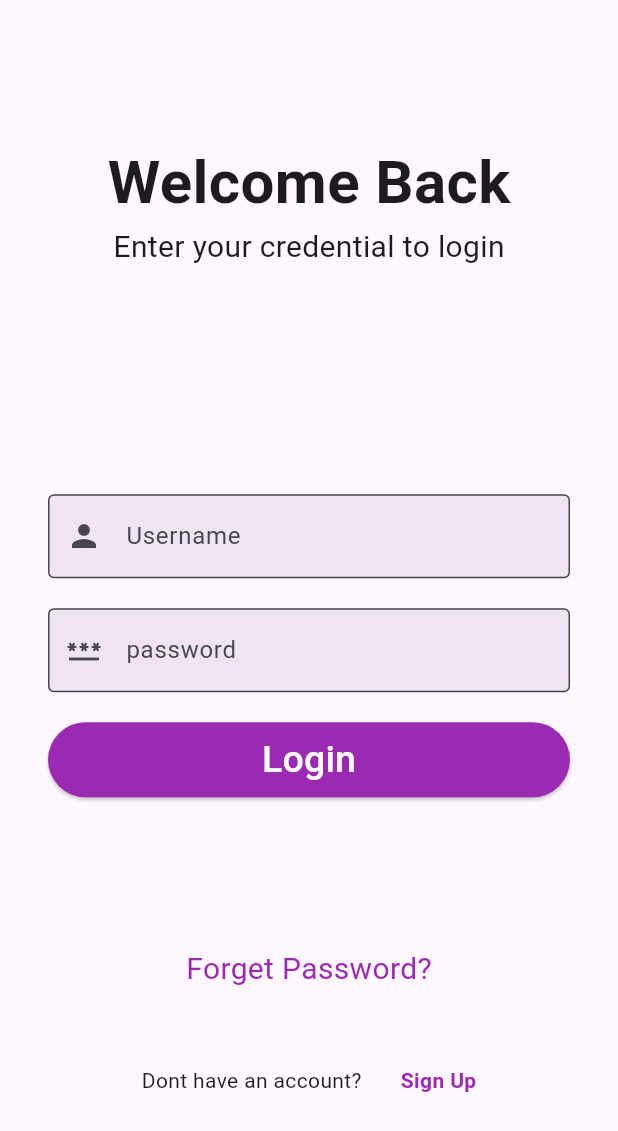
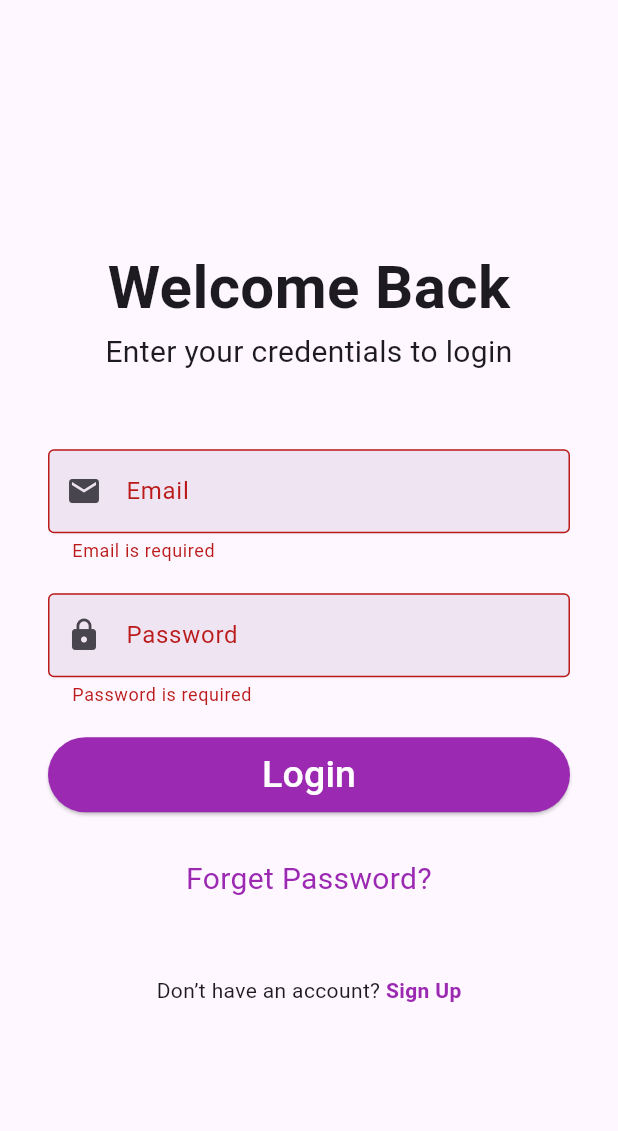
Before and after one commit to Fatenhisham/signup-bloc, a Flutter app: the Login screen opened directly, after a tap on "Login", on a phone screen of 412 x 824 dp. Shown: the top 1131 px of the screen. Run offline on Flutter 3.47's test engine with Material 3 defaults, Android fonts, the light colour scheme and no system bars; our stand-ins replace bloc, firebase_auth, firebase_core, flutter_bloc, fluttertoast; accounts and stored records are empty.

Commit message:
Update login/signup logic and UI, add validation and Firebase config

```diff
--- a/lib/features/login/LoginScreen.dart
+++ b/lib/features/login/LoginScreen.dart
@@ -1,84 +1,127 @@
+import 'package:first_firebase/features/login/bloc/login_bloc.dart';
+import 'package:first_firebase/features/login/validation/login_validation.dart';
+
 import 'package:flutter/material.dart';
+import 'package:flutter_bloc/flutter_bloc.dart';
 
 class Login extends StatefulWidget {
   const Login({super.key, required this.title});
+  final String title;
 
-  final String title;
   @override
-  State<Login> createState() => _MyHomePageState();
+  State<Login> createState() => _LoginState();
 }
 
-class _MyHomePageState extends State<Login> {
+class _LoginState extends State<Login> {
+  final GlobalKey<FormState> _formKey = GlobalKey<FormState>();
+  final TextEditingController _emailController = TextEditingController();
+  final TextEditingController _passwordController = TextEditingController();
+
   @override
   Widget build(BuildContext context) {
     return Scaffold(
-      body: Center(
+      body: BlocListener<LoginBloc, LoginState>(
+        listener: (context, state) {
+          if (state is LoginSuccess) {
+            ScaffoldMessenger.of(context).showSnackBar(
+              SnackBar(content: Text('Login Successful: ${state.userEmail}')),
+            );
+
+          } else if (state is LoginFailure) {
+            ScaffoldMessenger.of(context).showSnackBar(
+              SnackBar(content: Text(state.error)),
+            );
+          }
+        },
+        child: Center(
           child: Padding(
             padding: const EdgeInsets.symmetric(horizontal: 32),
-          child: Column(
-            mainAxisAlignment: MainAxisAlignment.center,
+            child: Form(
+              key: _formKey,
+              child: ListView(
+                shrinkWrap: true,
                 children: [
-              Text(
+                  const SizedBox(height: 40),
+                  const Text(
                     'Welcome Back',
                     style: TextStyle(fontSize: 40, fontWeight: FontWeight.bold),
+                    textAlign: TextAlign.center,
                   ),
-
-              Text(
-                'Enter your credential to login',
+                  const Text(
+                    'Enter your credentials to login',
                     style: TextStyle(fontSize: 20),
+                    textAlign: TextAlign.center,
                   ),
-              SizedBox(height: 150),
+                  const SizedBox(height: 50),
                   TextFormField(
+                    controller: _emailController,
+                    validator: LoginValidation.validateEmail,
                     decoration: const InputDecoration(
                       filled: true,
                       fillColor: Color(0xFFEFE4F2),
                       border: OutlineInputBorder(),
-                  prefixIcon: Icon(Icons.person),
-                  labelText: 'Username',
+                      prefixIcon: Icon(Icons.email),
+                      labelText: 'Email',
                     ),
                   ),
-
-              SizedBox(height: 20),
+                  const SizedBox(height: 20),
                   TextFormField(
+                    controller: _passwordController,
+                    obscureText: true,
+                    validator: LoginValidation.validatePassword,
                     decoration: const InputDecoration(
                       filled: true,
                       fillColor: Color(0xFFEFE4F2),
                       border: OutlineInputBorder(),
-                  prefixIcon: Icon(Icons.password),
-                  labelText: 'password',
+                      prefixIcon: Icon(Icons.lock),
+                      labelText: 'Password',
                     ),
                   ),
-
-              SizedBox(height: 20),
-              ElevatedButton(
-                onPressed: () {},
+                  const SizedBox(height: 20),
+                  BlocBuilder<LoginBloc, LoginState>(
+                    builder: (context, state) {
+                      if (state is LoginLoading) {
+                        return const Center(child: CircularProgressIndicator());
+                      }
+                      return ElevatedButton(
+                        onPressed: () {
+                          if (_formKey.currentState!.validate()) {
+                            BlocProvider.of<LoginBloc>(context).add(
+                              LoginSubmittedEvent(
+                                email: _emailController.text.trim(),
+                                password: _passwordController.text.trim(),
+                              ),
+                            );
+                          }
+                        },
                         style: ElevatedButton.styleFrom(
-                  backgroundColor: Color(0xFF9B29B2),
-                  minimumSize: Size(400, 50),
+                          backgroundColor: const Color(0xFF9B29B2),
+                          minimumSize: const Size(400, 50),
                         ),
-                child: Text(
+                        child: const Text(
                           'Login',
                           style: TextStyle(fontSize: 25, color: Colors.white),
                         ),
+                      );
+                    },
                   ),
-              SizedBox(height: 100),
-              Text(
+                  const SizedBox(height: 30),
+                  const Text(
                     'Forget Password?',
                     style: TextStyle(fontSize: 20, color: Color(0xFF9B29B2)),
+                    textAlign: TextAlign.center,
                   ),
-              SizedBox(height: 50),
+                  const SizedBox(height: 50),
                   Row(
                     mainAxisAlignment: MainAxisAlignment.center,
                     children: [
-                  Text('Dont have an account?       '),
-
+                      const Text('Don’t have an account? '),
                       GestureDetector(
                         onTap: () {
                           Navigator.pop(context);
                         },
-                    child: Text(
+                        child: const Text(
                           'Sign Up',
-
                           style: TextStyle(
                             color: Color(0xFF9B29B2),
                             fontWeight: FontWeight.bold,
@@ -87,7 +130,10 @@ class _MyHomePageState extends State<Login> {
                       ),
                     ],
                   ),
+                  const SizedBox(height: 30),
                 ],
+              ),
+            ),
           ),
         ),
       ),
--- /dev/null
+++ b/lib/features/login/auth_login.dart
@@ -0,0 +1,35 @@
+import 'package:firebase_auth/firebase_auth.dart';
+
+class AuthLoginService {
+  final FirebaseAuth _firebaseAuth = FirebaseAuth.instance;
+
+  Future<User?> signInWithEmailAndPassword({
+    required String email,
+    required String password,
+  }) async {
+    try {
+      final userCredential = await _firebaseAuth.signInWithEmailAndPassword(
+        email: email,
+        password: password,
+      );
+      return userCredential.user;
+    } on FirebaseAuthException catch (e) {
+      throw Exception(_getMessageFromErrorCode(e.code));
+    } catch (e) {
+      throw Exception("Something went wrong. Please try again.");
+    }
+  }
+
+  String _getMessageFromErrorCode(String code) {
+    switch (code) {
+      case 'user-not-found':
+        return 'No user found with this email.';
+      case 'wrong-password':
+        return 'Incorrect password.';
+      case 'invalid-email':
+        return 'Invalid email address.';
+      default:
+        return 'An unexpected error occurred.';
+    }
+  }
+}
--- /dev/null
+++ b/lib/features/login/bloc/login_bloc.dart
@@ -0,0 +1,32 @@
+import 'package:first_firebase/features/login/auth_login.dart';
+import 'package:flutter/material.dart';
+import 'package:bloc/bloc.dart';
+import 'package:meta/meta.dart';
+
+part 'login_event.dart';
+part 'login_state.dart';
+
+class LoginBloc extends Bloc<LoginEvent, LoginState> {
+  final AuthLoginService authService;
+
+  LoginBloc({required this.authService}) : super(LoginInitial()) {
+    on<LoginSubmittedEvent>(_onLoginSubmitted);
+  }
+
+  Future<void> _onLoginSubmitted(
+    LoginSubmittedEvent event,
+    Emitter<LoginState> emit,
+  ) async {
+    emit(LoginLoading());
+
+    try {
+      final user = await authService.signInWithEmailAndPassword(
+        email: event.email,
+        password: event.password,
+      );
+      emit(LoginSuccess(user!.email!));
+    } catch (e) {
+      emit(LoginFailure(e.toString().replaceFirst('Exception: ', '')));
+    }
+  }
+}
--- /dev/null
+++ b/lib/features/login/bloc/login_event.dart
@@ -0,0 +1,12 @@
+
+ part of 'login_bloc.dart';
+
+@immutable
+abstract class LoginEvent {}
+
+class LoginSubmittedEvent extends LoginEvent {
+  final String email;
+  final String password;
+
+  LoginSubmittedEvent({required this.email, required this.password});
+}
--- /dev/null
+++ b/lib/features/login/bloc/login_state.dart
@@ -0,0 +1,21 @@
+
+part of 'login_bloc.dart';
+
+@immutable
+abstract class LoginState {}
+
+class LoginInitial extends LoginState {}
+
+class LoginLoading extends LoginState {}
+
+class LoginSuccess extends LoginState {
+  final String userEmail;
+
+  LoginSuccess(this.userEmail);
+}
+
+class LoginFailure extends LoginState {
+  final String error;
+
+  LoginFailure(this.error);
+}
--- /dev/null
+++ b/lib/features/login/validation/login_validation.dart
@@ -0,0 +1,15 @@
+class LoginValidation {
+  static String? validateEmail(String? email) {
+    if (email == null || email.isEmpty) return 'Email is required';
+    if (!RegExp(r'^[\w-.]+@([\w-]+\.)+[\w-]{2,4}$').hasMatch(email)) {
+      return 'Enter a valid email';
+    }
+    return null;
+  }
+
+  static String? validatePassword(String? password) {
+    if (password == null || password.isEmpty) return 'Password is required';
+    if (password.length < 6) return 'Password must be at least 6 characters';
+    return null;
+  }
+}
--- /dev/null
+++ b/lib/features/signup/auth_signup.dart
@@ -0,0 +1,34 @@
+import 'package:firebase_auth/firebase_auth.dart';
+
+class AuthSignUpService {
+  final FirebaseAuth _firebaseAuth = FirebaseAuth.instance;
+
+  Future<User?> signUpWithEmailAndPassword({
+    required String email,
+    required String password,
+  }) async {
+    try {
+      final userCredential = await _firebaseAuth
+          .createUserWithEmailAndPassword(email: email, password: password);
+
+      return userCredential.user;
+    } on FirebaseAuthException catch (e) {
+      throw Exception(_getMessageFromErrorCode(e.code));
+    } catch (e) {
+      throw Exception("Something went wrong. Please try again.");
+    }
+  }
+
+  String _getMessageFromErrorCode(String code) {
+    switch (code) {
+      case 'email-already-in-use':
+        return 'This email is already in use.';
+      case 'invalid-email':
+        return 'This email address is invalid.';
+      case 'weak-password':
+        return 'Password is too weak.';
+      default:
+        return 'An unexpected error occurred.';
+    }
+  }
+}
--- a/lib/features/signup/bloc/signup_bloc.dart
+++ b/lib/features/signup/bloc/signup_bloc.dart
@@ -1,28 +1,34 @@
 import 'package:bloc/bloc.dart';
+import 'package:first_firebase/features/signup/auth_signup.dart';
 import 'package:meta/meta.dart';
 
 part 'signup_event.dart';
 part 'signup_state.dart';
 
 class SignUpBloc extends Bloc<SignUpEvent, SignUpState> {
-  SignUpBloc() : super(SignUpInitial()) {
+  final AuthSignUpService _authService = AuthSignUpService();
+
+  SignUpBloc({required AuthSignUpService authService})
+    : super(SignUpInitial()) {
     on<SignUpSubmittedEvent>(_onSignUpSubmitted);
     on<SignUpReset>(_onSignUpReset);
     on<InitSignUpScreenEvent>(_onSignUpInit);
   }
 
   Future<void> _onSignUpSubmitted(
-      SignUpSubmittedEvent event, Emitter<SignUpState> emit) async {
+    SignUpSubmittedEvent event,
+    Emitter<SignUpState> emit,
+  ) async {
     emit(SignUpLoading());
-    await Future.delayed(Duration(seconds: 2));
 
-    // محاكاة رد من سيرفر
-    if (event.email == 'exists@example.com') {
-      emit(SignUpFailure('Email already in use'));
-    } else if (event.email == 'error@example.com') {
-      emit(SignUpFailure('Server error occurred'));
-    } else {
-      emit(SignUpSuccess(event.email));
+    try {
+      final user = await _authService.signUpWithEmailAndPassword(
+        email: event.email,
+        password: event.password,
+      );
+      emit(SignUpSuccess(user!.email!));
+    } catch (e) {
+      emit(SignUpFailure(e.toString().replaceFirst('Exception: ', '')));
     }
   }
 
@@ -30,8 +36,7 @@ class SignUpBloc extends Bloc<SignUpEvent, SignUpState> {
     emit(SignUpInitial());
   }
 
-  void _onSignUpInit(
-      InitSignUpScreenEvent event, Emitter<SignUpState> emit) {
+  void _onSignUpInit(InitSignUpScreenEvent event, Emitter<SignUpState> emit) {
     emit(SignUpInitial());
   }
 }
```
Also changed, not shown: lib/main.dart (+25 -15 lines), assets/images/firebase.png (added), assets/images/login_auth.png (added), firebase.json (added), lib/firebase_options.dart (added), 3 other files. Lines whose indentation alone changed are shown as unchanged.
